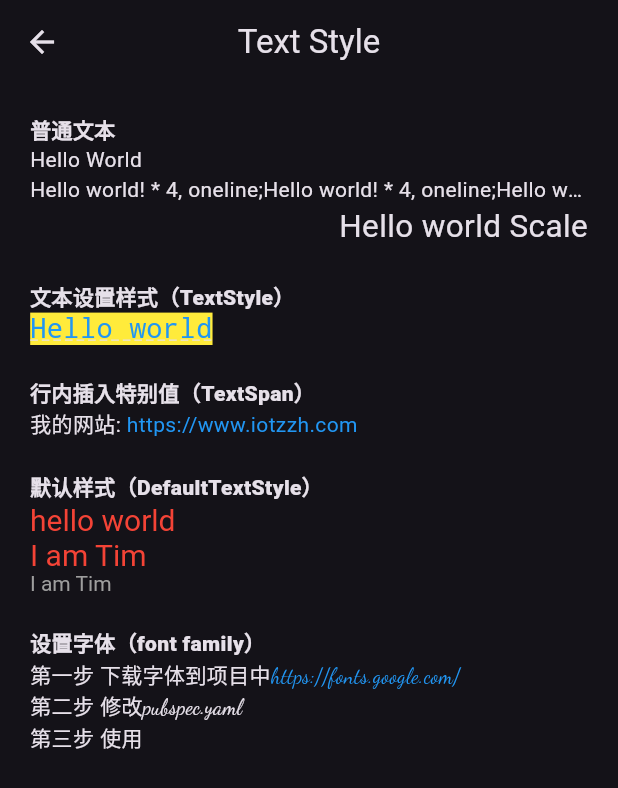
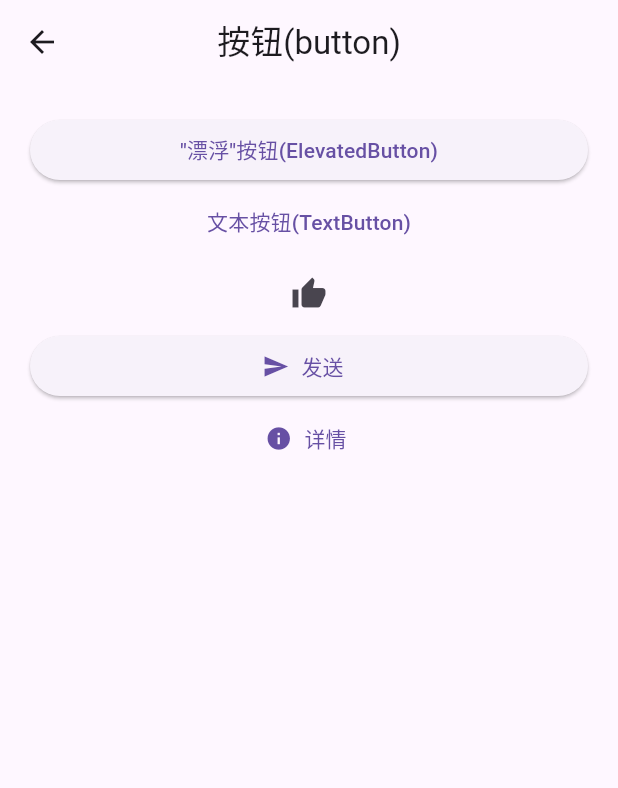
Before and after one commit to iotzzh/zh-flutter-demos, a Flutter app: the screen it shows after launch, after a tap on "按钮", on a phone screen of 412 x 824 dp. Shown: the top 788 px of the screen. Run offline on Flutter 3.47's test engine with Material 2 defaults, Android fonts, the phone set to English and light mode, and no system bars.

Commit message:
添加按钮示例

```diff
--- a/lib/main.dart
+++ b/lib/main.dart
@@ -1,5 +1,6 @@
 import 'package:flutter/material.dart';
 import 'package:zh_flutter_demos/views/basic/text_style.dart';
+import 'package:zh_flutter_demos/views/basic/button.dart';
 
 void main() => runApp(const MyApp());
 
@@ -12,13 +13,14 @@
   Widget build(BuildContext context) {
     return MaterialApp(
       title: _title,
-      theme: ThemeData.dark(useMaterial3: true),
+      theme: ThemeData.light(useMaterial3: true),
       home: Scaffold(
         appBar: AppBar(title: const Text(_title), centerTitle: true),
         body: const MyStatefulWidget(),
       ),
       routes: {
         'text_style': (context) => const ZHTextStyle(),
+        'button': (context) => const ZHButton(),
       },
     );
   }
@@ -55,7 +57,7 @@
       ),
       ItemButton(
         text: '按钮',
-        routeName: 'text_style',
+        routeName: 'button',
       )
     ]),
     Item(headerValue: '布局类组件', buttons: [
--- /dev/null
+++ b/lib/views/basic/button.dart
@@ -0,0 +1,52 @@
+import 'package:flutter/material.dart';
+
+class ZHButton extends StatefulWidget {
+  const ZHButton({Key? key}) : super(key: key);
+  @override
+  State<StatefulWidget> createState() {
+    return ZHButtonState();
+  }
+}
+
+class ZHButtonState extends State<ZHButton> {
+  void _clickButton() {
+    print('click button');
+  }
+
+  @override
+  Widget build(BuildContext context) {
+    return Scaffold(
+        appBar: AppBar(
+          title: const Text('按钮(button)'),
+          centerTitle: true,
+        ),
+        body: ListView(
+          shrinkWrap: true,
+          padding: const EdgeInsets.all(20.0),
+          children: <Widget>[
+            ElevatedButton(
+              onPressed: _clickButton,
+              child: const Text("\"漂浮\"按钮(ElevatedButton)"),
+            ),
+            TextButton(
+              onPressed: _clickButton,
+              child:  const Text("文本按钮(TextButton)"),
+            ),
+            IconButton(
+              icon: const Icon(Icons.thumb_up),
+              onPressed: _clickButton,
+            ),
+            ElevatedButton.icon(
+              icon: const Icon(Icons.send),
+              label: const Text("发送"),
+              onPressed: _clickButton,
+            ),
+            TextButton.icon(
+              icon: const Icon(Icons.info),
+              label: const Text("详情"),
+              onPressed: _clickButton,
+            ),
+          ],
+        ));
+  }
+}
--- a/lib/views/basic/text_style.dart
+++ b/lib/views/basic/text_style.dart
@@ -13,7 +13,7 @@ class ZHTextStyleState extends State<ZHTextStyle> {
   Widget build(BuildContext context) {
     return Scaffold(
         appBar: AppBar(
-          title: const Text('Text Style'),
+          title: const Text('文字样式(Text&Style)'),
           centerTitle: true,
         ),
         body: ListView(
```
